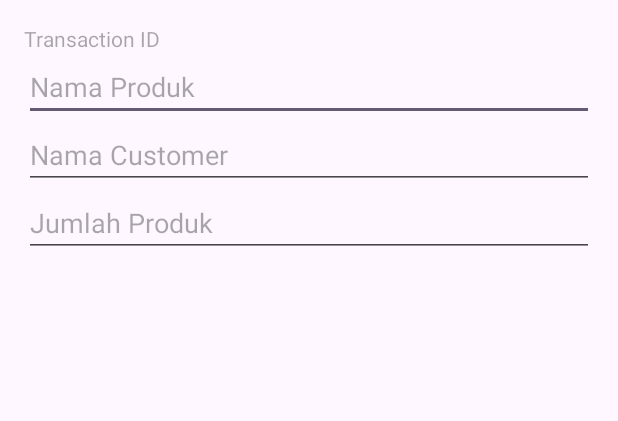
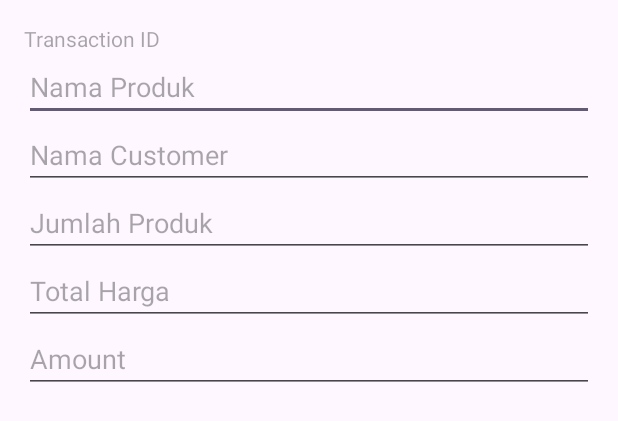
Before and after one commit to Barleyan/ProjectUTSMobile, an Android app: the layout dialog_add_transaction.xml on its own in the app's theme, with its tools: preview values and no code run, on a phone screen of 412 x 824 dp. Shown: the top 421 px of the screen. Run offline under Robolectric (Android 15) with nearby library versions, the phone set to English and light mode, and no system bars.

Commit message:
Update val transaction

```diff
--- a/app/src/main/java/com/example/project/MainActivityProduct.kt
+++ b/app/src/main/java/com/example/project/MainActivityProduct.kt
@@ -80,9 +80,9 @@ class MainActivityProduct : AppCompatActivity() {
             .setView(dialogView)
             .setPositiveButton("Tambah") { dialog, which ->
                 // Ketika tombol "Tambah" ditekan, ambil input dan simpan data baru
-                val name = productNameInput.text.toString()
-                val price = productPriceInput.text.toString()
-                val stock = productStockInput.text.toString()
+                var name = productNameInput.text.toString()
+                var price = productPriceInput.text.toString()
+                var stock = productStockInput.text.toString()
 
                 if (name.isNotEmpty() && price.isNotEmpty() && stock.isNotEmpty()) {
                     val newProduct = Product(name2 = name, price = price, stock = stock)
--- a/app/src/main/java/com/example/project/Transaction.kt
+++ b/app/src/main/java/com/example/project/Transaction.kt
@@ -9,6 +9,6 @@ data class Transaction(
     var productId: String,
     var customerId: String,
     var quantity: String,
-    val totalPrice: Double,
-    val amount: Double
+    val totalPrice: String,
+    val amount: String
 )
--- a/app/src/main/res/layout/dialog_add_transaction.xml
+++ b/app/src/main/res/layout/dialog_add_transaction.xml
@@ -33,4 +33,18 @@
         android:hint="Jumlah Produk"
         android:inputType="textPersonName" />
 
+    <EditText
+        android:id="@+id/ettotalPriceID"
+        android:layout_width="match_parent"
+        android:layout_height="wrap_content"
+        android:hint="Total Harga"
+        android:inputType="textPersonName" />
+
+    <EditText
+        android:id="@+id/etamountID"
+        android:layout_width="match_parent"
+        android:layout_height="wrap_content"
+        android:hint="Amount"
+        android:inputType="textPersonName" />
+
 </LinearLayout>
```
Also changed, not shown: app/src/main/java/com/example/project/MainActivityTransaction.kt (+7 -3 lines).
